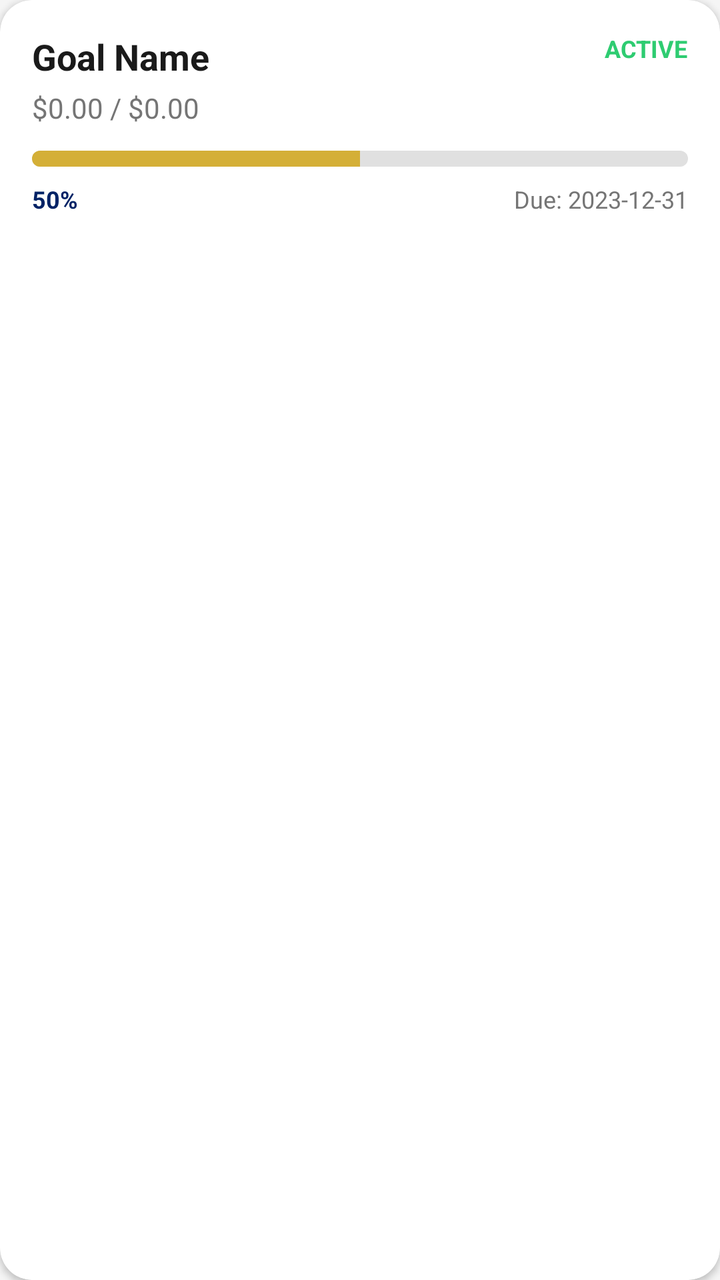
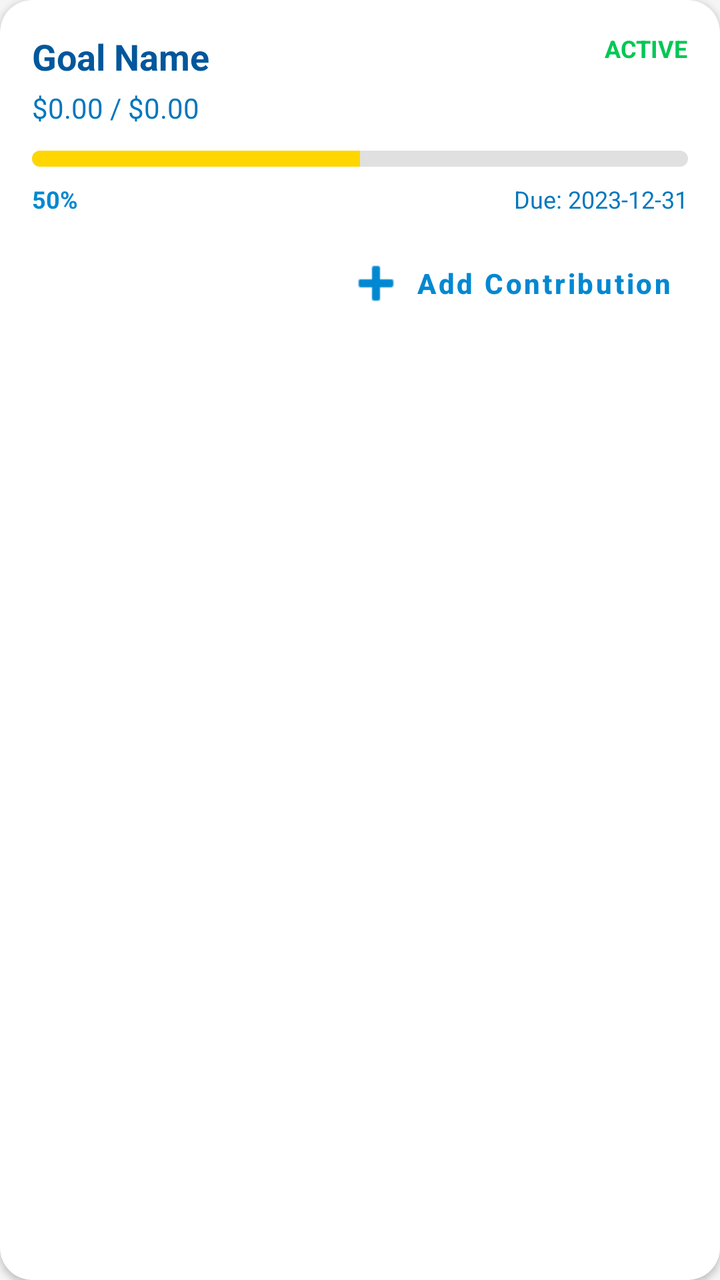

The first picture is an Android layout as it rendered before a commit; the second is the same layout after the commit. The layout source and the unified diff follow.
<!-- AndroidManifest.xml: application theme Theme.SmartExpenseTracker -->
<!-- res/layout/item_saving_goal.xml -->
<?xml version="1.0" encoding="utf-8"?>
<com.google.android.material.card.MaterialCardView xmlns:android="http://schemas.android.com/apk/res/android"
    xmlns:app="http://schemas.android.com/apk/res-auto"
    android:layout_width="match_parent"
    android:layout_height="wrap_content"
    android:layout_margin="8dp"
    app:cardCornerRadius="16dp"
    app:cardElevation="2dp">

    <LinearLayout
        android:layout_width="match_parent"
        android:layout_height="wrap_content"
        android:orientation="vertical"
        android:padding="16dp">

        <RelativeLayout
            android:layout_width="match_parent"
            android:layout_height="wrap_content">

            <TextView
                android:id="@+id/tvGoalName"
                android:layout_width="wrap_content"
                android:layout_height="wrap_content"
                android:text="Goal Name"
                android:textSize="18sp"
                android:textStyle="bold"
                android:textColor="?android:attr/textColorPrimary"/>

            <TextView
                android:id="@+id/tvGoalStatus"
                android:layout_width="wrap_content"
                android:layout_height="wrap_content"
                android:layout_alignParentEnd="true"
                android:text="Active"
                android:textSize="12sp"
                android:textColor="@color/income_green"
                android:textStyle="bold"
                android:textAllCaps="true"/>
        </RelativeLayout>

        <TextView
            android:id="@+id/tvGoalAmount"
            android:layout_width="wrap_content"
            android:layout_height="wrap_content"
            android:text="$0.00 / $0.00"
            android:textSize="14sp"
            android:layout_marginTop="4dp"
            android:textColor="?android:attr/textColorSecondary"/>

        <ProgressBar
            android:id="@+id/pbGoalProgress"
            style="?android:attr/progressBarStyleHorizontal"
            android:layout_width="match_parent"
            android:layout_height="8dp"
            android:layout_marginTop="12dp"
            android:progress="50"
            android:progressDrawable="@drawable/progress_bar_custom"/>

        <LinearLayout
            android:layout_width="match_parent"
            android:layout_height="wrap_content"
            android:orientation="horizontal"
            android:layout_marginTop="8dp">

            <TextView
                android:id="@+id/tvProgressPercent"
                android:layout_width="0dp"
                android:layout_height="wrap_content"
                android:layout_weight="1"
                android:text="50%"
                android:textSize="12sp"
                android:textStyle="bold"
                android:textColor="?attr/colorPrimary"/>

            <TextView
                android:id="@+id/tvDeadline"
                android:layout_width="wrap_content"
                android:layout_height="wrap_content"
                android:text="Due: 2023-12-31"
                android:textSize="12sp"
                android:textColor="?android:attr/textColorSecondary"/>
        </LinearLayout>

    </LinearLayout>
</com.google.android.material.card.MaterialCardView>
<!-- resources referenced by this layout -->
<resources>
  <color name="income_green">#2ECC71</color>
  <!-- drawable progress_bar_custom (drawable) -->
  <?xml version="1.0" encoding="utf-8"?>
  <layer-list xmlns:android="http://schemas.android.com/apk/res/android">
      <item android:id="@android:id/background">
          <shape>
              <corners android:radius="10dp" />
              <solid android:color="#E0E0E0" />
          </shape>
      </item>
      <item android:id="@android:id/progress">
          <clip>
              <shape>
                  <corners android:radius="10dp" />
                  <solid android:color="@color/gold" />
              </shape>
          </clip>
      </item>
  </layer-list>
  <style name="Theme.SmartExpenseTracker" parent="Theme.MaterialComponents.DayNight.NoActionBar">
          
          <item name="colorPrimary">@color/royal_blue</item>
          <item name="colorPrimaryVariant">@color/primary_dark_light</item>
          <item name="colorOnPrimary">@color/white</item>
          
          <item name="colorSecondary">@color/royal_gold</item>
          <item name="colorOnSecondary">@color/white</item>
  
          
          <item name="android:statusBarColor">?attr/colorPrimaryVariant</item>
          <item name="android:windowLightStatusBar" tools:targetApi="m">true</item>
  
          
          <item name="android:windowBackground">@color/luxury_light_bg</item>
          <item name="colorSurface">@color/white</item>
  
          
          <item name="android:textColorPrimary">@color/text_primary_light</item>
          <item name="android:textColorSecondary">@color/text_secondary_light</item>
  
          
          <item name="cardViewStyle">@style/PremiumCardView</item>
          <item name="textInputStyle">@style/PremiumTextInputLayout</item>
          <item name="materialButtonStyle">@style/PremiumButton</item>
          <item name="bottomNavigationStyle">@style/PremiumBottomNav</item>
      </style>
  <color name="gold">@color/night_gold</color>
  <color name="royal_blue">#002366</color>
  <color name="primary_dark_light">#001A4D</color>
  <color name="white">#FFFFFFFF</color>
  <color name="royal_gold">#D4AF37</color>
  <color name="luxury_light_bg">#F5F5F5</color>
  <color name="text_primary_light">#1A1A1A</color>
  <color name="text_secondary_light">#757575</color>
  <style name="PremiumCardView" parent="Widget.MaterialComponents.CardView">
          <item name="cardCornerRadius">20dp</item>
          <item name="cardElevation">4dp</item>
          <item name="android:layout_margin">8dp</item>
          <item name="cardBackgroundColor">@color/white</item>
      </style>
  <style name="PremiumTextInputLayout" parent="Widget.MaterialComponents.TextInputLayout.OutlinedBox">
          <item name="boxCornerRadiusTopStart">12dp</item>
          <item name="boxCornerRadiusTopEnd">12dp</item>
          <item name="boxCornerRadiusBottomStart">12dp</item>
          <item name="boxCornerRadiusBottomEnd">12dp</item>
          <item name="boxStrokeColor">@color/royal_blue</item>
          <item name="hintTextColor">@color/royal_blue</item>
      </style>
  <style name="PremiumButton" parent="Widget.MaterialComponents.Button">
          <item name="cornerRadius">14dp</item>
          <item name="android:insetTop">0dp</item>
          <item name="android:insetBottom">0dp</item>
          <item name="android:textAllCaps">false</item>
          <item name="android:textStyle">bold</item>
          <item name="backgroundTint">@color/royal_blue</item>
      </style>
  <style name="PremiumBottomNav" parent="Widget.MaterialComponents.BottomNavigationView">
          <item name="backgroundTint">@color/white</item>
          <item name="itemIconTint">@color/royal_blue</item>
          <item name="itemTextColor">@color/text_secondary_light</item>
      </style>
  <color name="night_gold">#D4AF37</color>
</resources>

<!-- the commit's change to res/layout/item_saving_goal.xml (unified diff, before → after) -->
@@ -81,5 +81,17 @@
                 android:textColor="?android:attr/textColorSecondary"/>
         </LinearLayout>
 
+        <com.google.android.material.button.MaterialButton
+            android:id="@+id/btnAddContribution"
+            style="@style/Widget.MaterialComponents.Button.TextButton"
+            android:layout_width="wrap_content"
+            android:layout_height="wrap_content"
+            android:layout_gravity="end"
+            android:layout_marginTop="8dp"
+            android:text="Add Contribution"
+            android:textColor="?attr/colorPrimary"
+            app:icon="@android:drawable/ic_input_add"
+            app:iconTint="?attr/colorPrimary" />
+
     </LinearLayout>
 </com.google.android.material.card.MaterialCardView>
<!-- resource entries referenced after the edit -->
@@ -1,6 +1,6 @@
 <!-- resources referenced by this layout -->
 <resources>
-  <color name="income_green">#2ECC71</color>
+  <color name="income_green">#00C853</color>
   <!-- drawable progress_bar_custom (drawable) -->
   <?xml version="1.0" encoding="utf-8"?>
   <layer-list xmlns:android="http://schemas.android.com/apk/res/android">
@@ -46,14 +46,14 @@
           <item name="materialButtonStyle">@style/PremiumButton</item>
           <item name="bottomNavigationStyle">@style/PremiumBottomNav</item>
       </style>
-  <color name="gold">@color/night_gold</color>
-  <color name="royal_blue">#002366</color>
-  <color name="primary_dark_light">#001A4D</color>
+  <color name="gold">#FFD600</color>
+  <color name="royal_blue">#0288D1</color>
+  <color name="primary_dark_light">#01579B</color>
   <color name="white">#FFFFFFFF</color>
-  <color name="royal_gold">#D4AF37</color>
+  <color name="royal_gold">#FFD600</color>
   <color name="luxury_light_bg">#F5F5F5</color>
-  <color name="text_primary_light">#1A1A1A</color>
-  <color name="text_secondary_light">#757575</color>
+  <color name="text_primary_light">#01579B</color>
+  <color name="text_secondary_light">#0277BD</color>
   <style name="PremiumCardView" parent="Widget.MaterialComponents.CardView">
           <item name="cardCornerRadius">20dp</item>
           <item name="cardElevation">4dp</item>
@@ -81,6 +81,5 @@
           <item name="itemIconTint">@color/royal_blue</item>
           <item name="itemTextColor">@color/text_secondary_light</item>
       </style>
-  <color name="night_gold">#D4AF37</color>
 </resources>
 
